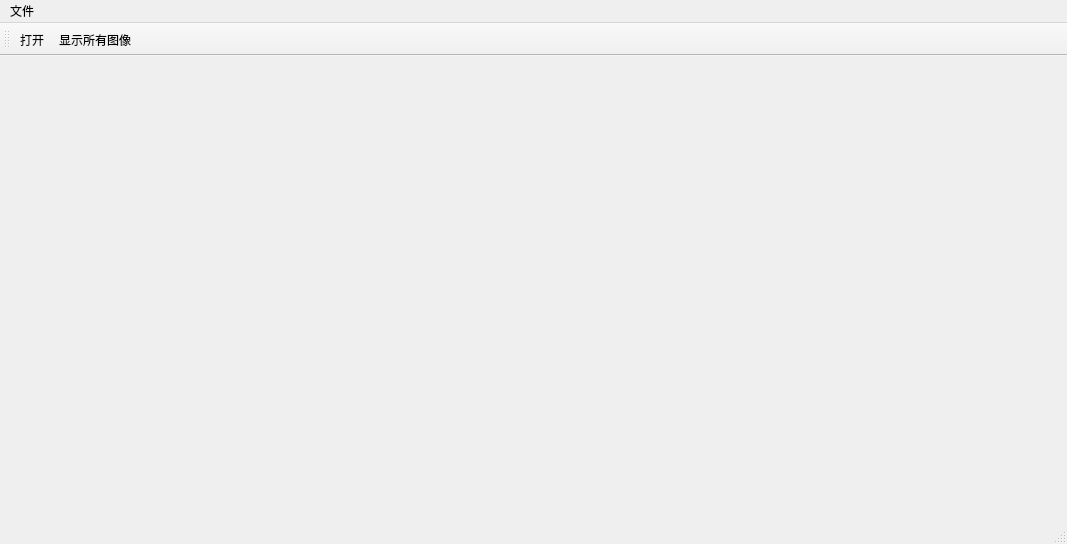
FlyHighest/ImageProcessing-QtGUI, file mainwindow.ui: the form before one commit.
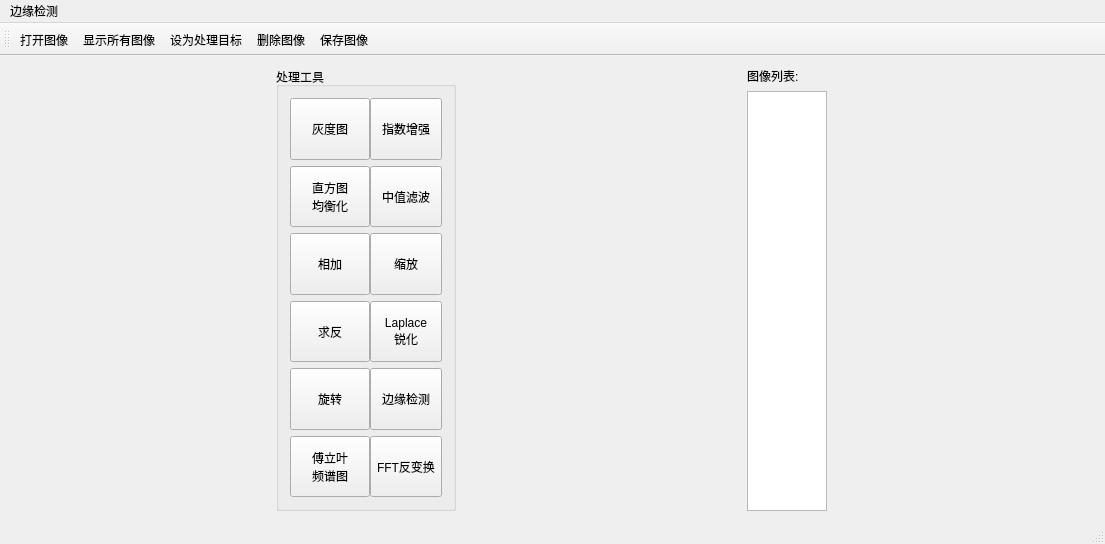
The form after the commit. Icons and pictures are not drawn.

Diff of the .ui file:
```diff
--- a/mainwindow.ui
+++ b/mainwindow.ui
@@ -6,32 +6,354 @@
    <rect>
     <x>0</x>
     <y>0</y>
-    <width>1067</width>
+    <width>1105</width>
     <height>544</height>
    </rect>
   </property>
   <property name="windowTitle">
    <string>MainWindow</string>
   </property>
-  <widget class="QWidget" name="centralWidget"/>
+  <widget class="QWidget" name="centralWidget">
+   <property name="sizePolicy">
+    <sizepolicy hsizetype="Expanding" vsizetype="Expanding">
+     <horstretch>0</horstretch>
+     <verstretch>0</verstretch>
+    </sizepolicy>
+   </property>
+   <layout class="QHBoxLayout" name="horizontalLayout">
+    <item>
+     <widget class="QGroupBox" name="groupBox">
+      <property name="sizePolicy">
+       <sizepolicy hsizetype="Fixed" vsizetype="Preferred">
+        <horstretch>0</horstretch>
+        <verstretch>0</verstretch>
+       </sizepolicy>
+      </property>
+      <property name="maximumSize">
+       <size>
+        <width>180</width>
+        <height>16777215</height>
+       </size>
+      </property>
+      <property name="title">
+       <string>处理工具</string>
+      </property>
+      <layout class="QGridLayout" name="gridLayout">
+       <item row="0" column="0">
+        <widget class="QToolButton" name="toolButton_grey">
+         <property name="sizePolicy">
+          <sizepolicy hsizetype="Preferred" vsizetype="Expanding">
+           <horstretch>0</horstretch>
+           <verstretch>0</verstretch>
+          </sizepolicy>
+         </property>
+         <property name="minimumSize">
+          <size>
+           <width>80</width>
+           <height>0</height>
+          </size>
+         </property>
+         <property name="maximumSize">
+          <size>
+           <width>80</width>
+           <height>16777215</height>
+          </size>
+         </property>
+         <property name="text">
+          <string>灰度图</string>
+         </property>
+        </widget>
+       </item>
+       <item row="1" column="0">
+        <widget class="QToolButton" name="toolButton_he">
+         <property name="sizePolicy">
+          <sizepolicy hsizetype="Expanding" vsizetype="Expanding">
+           <horstretch>0</horstretch>
+           <verstretch>0</verstretch>
+          </sizepolicy>
+         </property>
+         <property name="minimumSize">
+          <size>
+           <width>80</width>
+           <height>0</height>
+          </size>
+         </property>
+         <property name="maximumSize">
+          <size>
+           <width>80</width>
+           <height>16777215</height>
+          </size>
+         </property>
+         <property name="text">
+          <string>直方图
+均衡化</string>
+         </property>
+        </widget>
+       </item>
+       <item row="5" column="0">
+        <widget class="QToolButton" name="toolButton_rotate">
+         <property name="sizePolicy">
+          <sizepolicy hsizetype="Expanding" vsizetype="Expanding">
+           <horstretch>0</horstretch>
+           <verstretch>0</verstretch>
+          </sizepolicy>
+         </property>
+         <property name="minimumSize">
+          <size>
+           <width>80</width>
+           <height>0</height>
+          </size>
+         </property>
+         <property name="maximumSize">
+          <size>
+           <width>81</width>
+           <height>16777215</height>
+          </size>
+         </property>
+         <property name="text">
+          <string>旋转</string>
+         </property>
+        </widget>
+       </item>
+       <item row="3" column="0">
+        <widget class="QToolButton" name="toolButton_reverse">
+         <property name="sizePolicy">
+          <sizepolicy hsizetype="Expanding" vsizetype="Expanding">
+           <horstretch>0</horstretch>
+           <verstretch>0</verstretch>
+          </sizepolicy>
+         </property>
+         <property name="minimumSize">
+          <size>
+           <width>80</width>
+           <height>0</height>
+          </size>
+         </property>
+         <property name="maximumSize">
+          <size>
+           <width>80</width>
+           <height>16777215</height>
+          </size>
+         </property>
+         <property name="text">
+          <string>求反</string>
+         </property>
+        </widget>
+       </item>
+       <item row="2" column="0">
+        <widget class="QToolButton" name="toolButton_add">
+         <property name="sizePolicy">
+          <sizepolicy hsizetype="Preferred" vsizetype="Expanding">
+           <horstretch>0</horstretch>
+           <verstretch>0</verstretch>
+          </sizepolicy>
+         </property>
+         <property name="minimumSize">
+          <size>
+           <width>80</width>
+           <height>0</height>
+          </size>
+         </property>
+         <property name="maximumSize">
+          <size>
+           <width>80</width>
+           <height>16777215</height>
+          </size>
+         </property>
+         <property name="text">
+          <string>相加</string>
+         </property>
+        </widget>
+       </item>
+       <item row="6" column="0">
+        <widget class="QToolButton" name="toolButton">
+         <property name="sizePolicy">
+          <sizepolicy hsizetype="Preferred" vsizetype="Preferred">
+           <horstretch>0</horstretch>
+           <verstretch>0</verstretch>
+          </sizepolicy>
+         </property>
+         <property name="minimumSize">
+          <size>
+           <width>80</width>
+           <height>0</height>
+          </size>
+         </property>
+         <property name="text">
+          <string>傅立叶
+频谱图</string>
+         </property>
+        </widget>
+       </item>
+       <item row="0" column="1">
+        <widget class="QToolButton" name="toolButton_exp">
+         <property name="sizePolicy">
+          <sizepolicy hsizetype="Preferred" vsizetype="Preferred">
+           <horstretch>0</horstretch>
+           <verstretch>0</verstretch>
+          </sizepolicy>
+         </property>
+         <property name="text">
+          <string>指数增强</string>
+         </property>
+        </widget>
+       </item>
+       <item row="6" column="1">
+        <widget class="QToolButton" name="toolButton_2">
+         <property name="sizePolicy">
+          <sizepolicy hsizetype="Expanding" vsizetype="Expanding">
+           <horstretch>0</horstretch>
+           <verstretch>0</verstretch>
+          </sizepolicy>
+         </property>
+         <property name="text">
+          <string>FFT反变换</string>
+         </property>
+        </widget>
+       </item>
+       <item row="1" column="1">
+        <widget class="QToolButton" name="toolButton_median">
+         <property name="sizePolicy">
+          <sizepolicy hsizetype="Preferred" vsizetype="Preferred">
+           <horstretch>0</horstretch>
+           <verstretch>0</verstretch>
+          </sizepolicy>
+         </property>
+         <property name="text">
+          <string>中值滤波</string>
+         </property>
+        </widget>
+       </item>
+       <item row="5" column="1">
+        <widget class="QToolButton" name="toolButton_edge">
+         <property name="sizePolicy">
+          <sizepolicy hsizetype="Preferred" vsizetype="Preferred">
+           <horstretch>0</horstretch>
+           <verstretch>0</verstretch>
+          </sizepolicy>
+         </property>
+         <property name="text">
+          <string>边缘检测</string>
+         </property>
+        </widget>
+       </item>
+       <item row="3" column="1">
+        <widget class="QToolButton" name="toolButton_ruihua">
+         <property name="sizePolicy">
+          <sizepolicy hsizetype="Preferred" vsizetype="Preferred">
+           <horstretch>0</horstretch>
+           <verstretch>0</verstretch>
+          </sizepolicy>
+         </property>
+         <property name="text">
+          <string>Laplace
+锐化</string>
+         </property>
+        </widget>
+       </item>
+       <item row="2" column="1">
+        <widget class="QToolButton" name="toolButton_scale">
+         <property name="sizePolicy">
+          <sizepolicy hsizetype="Fixed" vsizetype="Minimum">
+           <horstretch>0</horstretch>
+           <verstretch>0</verstretch>
+          </sizepolicy>
+         </property>
+         <property name="minimumSize">
+          <size>
+           <width>0</width>
+           <height>0</height>
+          </size>
+         </property>
+         <property name="maximumSize">
+          <size>
+           <width>80</width>
+           <height>16777215</height>
+          </size>
+         </property>
+         <property name="text">
+          <string>缩放</string>
+         </property>
+        </widget>
+       </item>
+      </layout>
+     </widget>
+    </item>
+    <item>
+     <layout class="QHBoxLayout" name="horizontalLayout_2"/>
+    </item>
+    <item>
+     <spacer name="verticalSpacer">
+      <property name="orientation">
+       <enum>Qt::Vertical</enum>
+      </property>
+      <property name="sizeHint" stdset="0">
+       <size>
+        <width>20</width>
+        <height>40</height>
+       </size>
+      </property>
+     </spacer>
+    </item>
+    <item>
+     <layout class="QVBoxLayout" name="verticalLayout">
+      <item>
+       <widget class="QLabel" name="label">
+        <property name="maximumSize">
+         <size>
+          <width>80</width>
+          <height>16777215</height>
+         </size>
+        </property>
+        <property name="text">
+         <string>图像列表:</string>
+        </property>
+       </widget>
+      </item>
+      <item>
+       <widget class="QListWidget" name="listWidget">
+        <property name="maximumSize">
+         <size>
+          <width>80</width>
+          <height>16777215</height>
+         </size>
+        </property>
+       </widget>
+      </item>
+     </layout>
+    </item>
+   </layout>
+  </widget>
   <widget class="QMenuBar" name="menuBar">
+   <property name="enabled">
+    <bool>true</bool>
+   </property>
    <property name="geometry">
     <rect>
      <x>0</x>
      <y>0</y>
-     <width>1067</width>
+     <width>1105</width>
      <height>26</height>
     </rect>
    </property>
    <widget class="QMenu" name="menu">
+    <property name="enabled">
+     <bool>true</bool>
+    </property>
     <property name="title">
-     <string>文件</string>
+     <string>边缘检测</string>
     </property>
     <addaction name="ac_openfile"/>
    </widget>
    <addaction name="menu"/>
   </widget>
   <widget class="QToolBar" name="mainToolBar">
+   <property name="toolTip">
+    <string/>
+   </property>
+   <property name="toolButtonStyle">
+    <enum>Qt::ToolButtonTextUnderIcon</enum>
+   </property>
    <attribute name="toolBarArea">
     <enum>TopToolBarArea</enum>
    </attribute>
@@ -40,19 +362,18 @@
    </attribute>
    <addaction name="ac_openfile"/>
    <addaction name="ac_showall"/>
+   <addaction name="ac_setcurrent"/>
+   <addaction name="ac_delete"/>
+   <addaction name="ac_saveimage"/>
   </widget>
-  <widget class="QStatusBar" name="statusBar">
-   <property name="sizeGripEnabled">
-    <bool>true</bool>
-   </property>
-  </widget>
+  <widget class="QStatusBar" name="statusBar"/>
   <action name="ac_openfile">
    <property name="icon">
     <iconset resource="resources.qrc">
      <normaloff>:/icons/icons/openfile.png</normaloff>:/icons/icons/openfile.png</iconset>
    </property>
    <property name="text">
-    <string>打开</string>
+    <string>打开图像</string>
    </property>
   </action>
   <action name="ac_showall">
@@ -68,6 +389,60 @@
     <string>显示所有图像</string>
    </property>
   </action>
+  <action name="ac_setcurrent">
+   <property name="icon">
+    <iconset>
+     <normalon>:/icons/icons/pen.png</normalon>
+    </iconset>
+   </property>
+   <property name="text">
+    <string>设为处理目标</string>
+   </property>
+  </action>
+  <action name="ac_delete">
+   <property name="icon">
+    <iconset resource="resources.qrc">
+     <normaloff>:/icons/icons/delete.png</normaloff>:/icons/icons/delete.png</iconset>
+   </property>
+   <property name="text">
+    <string>删除图像</string>
+   </property>
+   <property name="toolTip">
+    <string>&lt;html&gt;&lt;head/&gt;&lt;body&gt;&lt;p&gt;删除图像&lt;/p&gt;&lt;/body&gt;&lt;/html&gt;</string>
+   </property>
+  </action>
+  <action name="ac_saveimage">
+   <property name="icon">
+    <iconset resource="resources.qrc">
+     <normaloff>:/icons/icons/save.png</normaloff>:/icons/icons/save.png</iconset>
+   </property>
+   <property name="text">
+    <string>保存图像</string>
+   </property>
+   <property name="toolTip">
+    <string>保存图像</string>
+   </property>
+  </action>
+  <action name="actionRoberts">
+   <property name="text">
+    <string>Roberts</string>
+   </property>
+  </action>
+  <action name="actionSobel">
+   <property name="text">
+    <string>Sobel</string>
+   </property>
+  </action>
+  <action name="actionPrewitt">
+   <property name="text">
+    <string>Prewitt</string>
+   </property>
+  </action>
+  <action name="actionLaplace">
+   <property name="text">
+    <string>Laplace</string>
+   </property>
+  </action>
  </widget>
  <layoutdefault spacing="6" margin="11"/>
  <resources>
```
Left out of the diff: 10 changed lines with no effect on the pictures.
